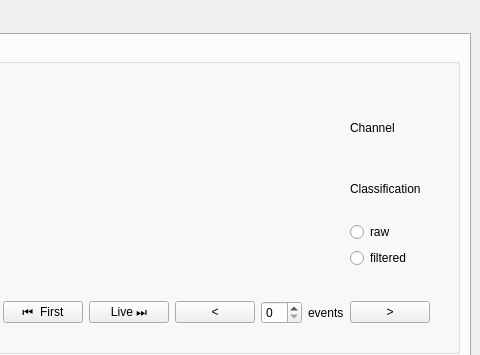
This is hfovis/interface.ui in raahijogani/hfovis as Qt 5 draws it before an edit; both pictures show x 515 to 995 and y 0 to 355 of the 995 by 908 pixel window. The edited form follows.
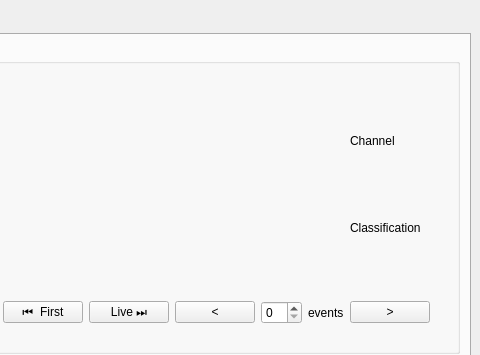
This is the edited form. Custom widgets are drawn as their Qt base class.

Commit message: Remove raw/filtered spectrogram buttons and only plot raw spectrogram

```diff
--- a/hfovis/interface.ui
+++ b/hfovis/interface.ui
@@ -96,20 +96,6 @@
                       </property>
                      </widget>
                     </item>
-                    <item>
-                     <widget class="QRadioButton" name="showRawSpectrogramButton">
-                      <property name="text">
-                       <string>raw</string>
-                      </property>
-                     </widget>
-                    </item>
-                    <item>
-                     <widget class="QRadioButton" name="showFilteredSpectrogramButton">
-                      <property name="text">
-                       <string>filtered</string>
-                      </property>
-                     </widget>
-                    </item>
                    </layout>
                   </widget>
                  </item>
```
The commit also changes 2 other files.
